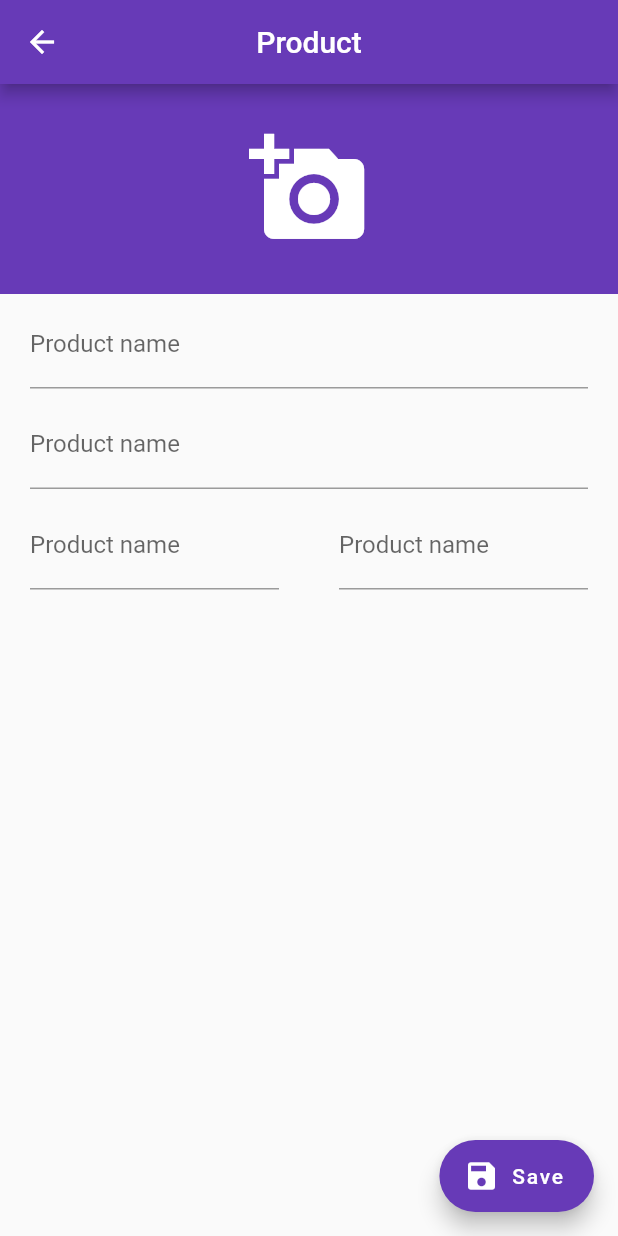
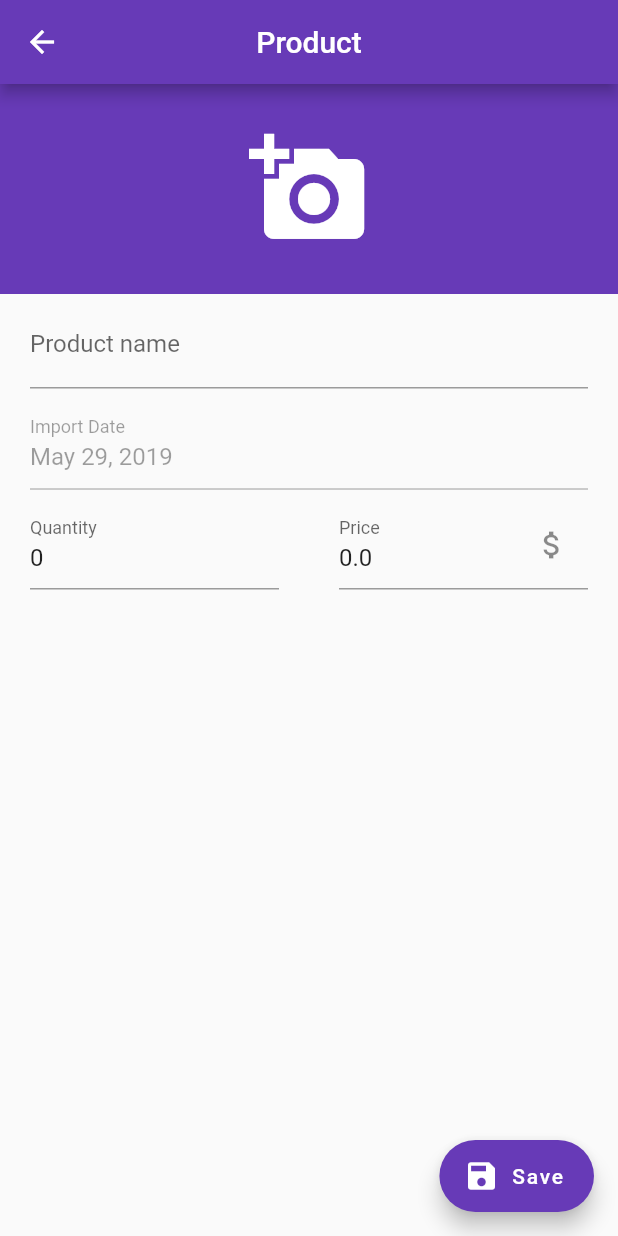
Before and after one commit to VathnaDev/order-app, a Flutter app: the ProductsPage screen opened directly, after a tap on the "add" icon, on a phone screen of 412 x 824 dp. Run offline on Flutter 3.47's test engine with Material 2 defaults, Android fonts, the phone set to English and light mode, and no system bars; our stand-ins replace image_picker, rxdart, sqflite; accounts and stored records are empty.

Commit message:
Added CRUD Product

```diff
--- /dev/null
+++ b/lib/src/bloc/product_bloc.dart
@@ -0,0 +1,42 @@
+import 'package:order_app/src/model/product.dart';
+import 'package:order_app/src/services/db_services.dart';
+import 'package:rxdart/rxdart.dart';
+
+class ProductBloc {
+  final _dbService = DbService();
+
+  ProductBloc() {
+    fetchProductFromDb();
+  }
+
+  void fetchProductFromDb() async {
+    final pro = await _dbService.getAllProducts();
+    _products.sink.add(pro);
+  }
+
+  final _products = ReplaySubject<List<Product>>();
+
+  Stream<List<Product>> get products => _products.stream;
+
+  Future<int> createProduct(Product product) async {
+    final id = await _dbService.insertProduct(product);
+    fetchProductFromDb();
+    return id;
+  }
+
+  Future<int> updateProduct(Product product) async {
+    final id = await _dbService.updateProduct(product);
+    fetchProductFromDb();
+    return id;
+  }
+
+  Future<int> deleteProduct(Product product) async {
+    final id = await _dbService.deleteProduct(product.id);
+    fetchProductFromDb();
+    return id;
+  }
+
+  void dispose() {
+    _products.close();
+  }
+}
--- a/lib/src/pages/product/product_form_page.dart
+++ b/lib/src/pages/product/product_form_page.dart
@@ -1,12 +1,44 @@
+import 'dart:io';
+
 import 'package:flutter/material.dart';
+import 'package:order_app/src/bloc/product_bloc.dart';
+import 'package:order_app/src/model/product.dart';
+import 'package:order_app/src/utils.dart';
+import 'package:image_picker/image_picker.dart';
+import 'package:path_provider/path_provider.dart';
 
 class ProductFormPage extends StatefulWidget {
+  final Product product;
+
+  const ProductFormPage({
+    Key key,
+    @required this.product,
+  }) : super(key: key);
+
   @override
   _ProductFormPageState createState() => _ProductFormPageState();
 }
 
 class _ProductFormPageState extends State<ProductFormPage> {
-  final GlobalKey _formKey = GlobalKey<FormState>();
+  final productBloc = ProductBloc();
+  final formKey = GlobalKey<FormState>();
+  final importDateController = TextEditingController();
+
+  DateTime importDate;
+  File productImage;
+
+  @override
+  void initState() {
+    super.initState();
+    if (widget.product.importedDate > 0) {
+      importDate =
+          DateTime.fromMillisecondsSinceEpoch(widget.product.importedDate);
+    } else
+      importDate = DateTime.now();
+    if (widget.product.image.isNotEmpty)
+      productImage = File.fromUri(Uri.parse(widget.product.image));
+    importDateController.text = formatDate(importDate);
+  }
 
   @override
   Widget build(BuildContext context) {
@@ -18,68 +50,99 @@ class _ProductFormPageState extends State<ProductFormPage> {
       ),
       body: SingleChildScrollView(
         child: Form(
-          key: _formKey,
+          key: formKey,
           child: Column(
-            mainAxisAlignment: MainAxisAlignment.start,
             crossAxisAlignment: CrossAxisAlignment.stretch,
             children: <Widget>[
               buildImagePicker(theme),
-              Container(
-                padding: EdgeInsets.symmetric(horizontal: 20, vertical: 4),
-                child: TextFormField(
-                  decoration: InputDecoration(labelText: "Product name"),
-                  validator: (val) {
-                    if (val.isEmpty) return "Product name is required";
-                  },
-                ),
-              ),
-              InkWell(
-                onTap: (){},
-                child: Container(
-                  padding: EdgeInsets.symmetric(horizontal: 20, vertical: 4),
-                  child: TextFormField(
-                    decoration: InputDecoration(labelText: "Product name"),
+              buildProductName(),
+              buildImportDate(),
+              buildPriceAndQty()
+            ],
           ),
         ),
       ),
-              Row(
+      floatingActionButton: FloatingActionButton.extended(
+        label: Text("Save"),
+        onPressed: () async {
+          final isValid = formKey.currentState.validate();
+          widget.product.image = productImage.path;
+          if (isValid) {
+            int newId = 0;
+            if (widget.product.id == null)
+              newId = await productBloc.createProduct(widget.product);
+            else
+              newId = await productBloc.updateProduct(widget.product);
+            if (newId > 0) Navigator.of(context).pop();
+          }
+        },
+        icon: Icon(Icons.save),
+      ),
+    );
+  }
+
+  Row buildPriceAndQty() {
+    return Row(
       mainAxisAlignment: MainAxisAlignment.spaceAround,
       crossAxisAlignment: CrossAxisAlignment.start,
       children: <Widget>[
         Expanded(
           child: Container(
-                      padding:
-                          EdgeInsets.symmetric(horizontal: 20, vertical: 4),
+            padding: EdgeInsets.symmetric(horizontal: 20, vertical: 4),
             child: TextFormField(
-                        decoration: InputDecoration(labelText: "Product name"),
+              initialValue: widget.product.quantity.toString(),
+              keyboardType: TextInputType.number,
+              decoration: InputDecoration(labelText: "Quantity"),
               validator: (val) {
-                          if (val.isEmpty) return "Product name is required";
+                if (val.isEmpty) return "Product quantity is required";
+                widget.product.quantity = int.parse(val);
               },
             ),
           ),
         ),
         Expanded(
           child: Container(
-                      padding:
-                          EdgeInsets.symmetric(horizontal: 20, vertical: 4),
+            padding: EdgeInsets.symmetric(horizontal: 20, vertical: 4),
             child: TextFormField(
-                        decoration: InputDecoration(labelText: "Product name"),
+              initialValue: widget.product.price.toString(),
+              keyboardType: TextInputType.number,
+              decoration: InputDecoration(
+                  labelText: "Price", suffixIcon: Icon(Icons.attach_money)),
               validator: (val) {
-                          if (val.isEmpty) return "Product name is required";
+                if (val.isEmpty) return "Product price is required";
+                widget.product.price = double.parse(val);
               },
             ),
           ),
         ),
       ],
-              )
-            ],
+    );
+  }
+
+  InkWell buildImportDate() {
+    return InkWell(
+      onTap: _onDateClick,
+      child: Container(
+        padding: EdgeInsets.symmetric(horizontal: 20, vertical: 4),
+        child: TextFormField(
+          enabled: false,
+          decoration: InputDecoration(labelText: "Import Date"),
+          controller: importDateController,
         ),
       ),
-      ),
-      floatingActionButton: FloatingActionButton.extended(
-        label: Text("Save"),
-        onPressed: () {},
-        icon: Icon(Icons.save),
+    );
+  }
+
+  Container buildProductName() {
+    return Container(
+      padding: EdgeInsets.symmetric(horizontal: 20, vertical: 4),
+      child: TextFormField(
+        initialValue: widget.product.name,
+        decoration: InputDecoration(labelText: "Product name"),
+        validator: (val) {
+          if (val.isEmpty) return "Product name is required";
+          widget.product.name = val;
+        },
       ),
     );
   }
@@ -88,17 +151,44 @@ class _ProductFormPageState extends State<ProductFormPage> {
     return Material(
       color: theme.primaryColor,
       child: InkWell(
-        onTap: () {},
+        onTap: getImage,
         child: Container(
           width: double.infinity,
           height: 140,
-          child: Icon(
+          child: productImage == null
+              ? Icon(
                   Icons.add_a_photo,
                   color: Colors.white,
                   size: 80,
-          ),
+                )
+              : Image.file(productImage),
         ),
       ),
     );
   }
+
+  Future getImage() async {
+    var image = await ImagePicker.pickImage(source: ImageSource.gallery);
+    if (image != null) {
+      final dir = await getApplicationDocumentsDirectory();
+      final File newImage =
+          await image.copy('${dir.path}/${DateTime.now()}.png');
+      setState(() {
+        productImage = newImage;
+      });
     }
+  }
+
+  Future _onDateClick() async {
+    final selectedDate = await showDatePicker(
+        context: context,
+        initialDate: importDate,
+        firstDate: DateTime(2015, 8),
+        lastDate: DateTime(2101));
+    if (selectedDate != null)
+      setState(() {
+        importDate = selectedDate;
+        this.importDateController.text = formatDate(importDate);
+      });
+  }
+}
--- a/lib/src/pages/product/products_page.dart
+++ b/lib/src/pages/product/products_page.dart
@@ -1,7 +1,12 @@
 import 'package:flutter/material.dart';
+import 'package:order_app/src/bloc/product_bloc.dart';
+import 'package:order_app/src/model/product.dart';
 import 'package:order_app/src/pages/product/product_form_page.dart';
+import 'package:order_app/src/pages/product/product_grid_item.dart';
 
 class ProductsPage extends StatelessWidget {
+  final ProductBloc productBloc = ProductBloc();
+
   @override
   Widget build(BuildContext context) {
     return Scaffold(
@@ -9,11 +14,34 @@ class ProductsPage extends StatelessWidget {
         centerTitle: true,
         title: Text("Products"),
       ),
-      body: Container(),
+      body: StreamBuilder<List<Product>>(
+        stream: productBloc.products,
+        builder: (context, snapshot) {
+          if (!snapshot.hasData)
+            return Center(child: CircularProgressIndicator());
+
+          final products = snapshot.data;
+          return GridView.count(
+            padding: EdgeInsets.symmetric(horizontal: 16, vertical: 8),
+            crossAxisCount: 2,
+            children: <Widget>[
+              ...products.map((p) => ProductGridItem(
+                    product: p,
+                    productBloc: productBloc,
+                    key: UniqueKey(),
+                  ))
+            ],
+          );
+        },
+      ),
       floatingActionButton: FloatingActionButton(
         onPressed: () {
           Navigator.of(context).push(
-            MaterialPageRoute(builder: (_) => ProductFormPage()),
+            MaterialPageRoute(
+              builder: (_) => ProductFormPage(
+                    product: Product(),
+                  ),
+            ),
           );
         },
         child: Icon(Icons.add),
--- /dev/null
+++ b/lib/src/utils.dart
@@ -0,0 +1,5 @@
+import 'package:intl/intl.dart';
+
+String formatDate(DateTime date) {
+  return DateFormat.yMMMd().format(date);
+}
--- a/pubspec.yaml
+++ b/pubspec.yaml
@@ -14,7 +14,7 @@ description: A new Flutter project.
 version: 1.0.0+1
 
 environment:
-  sdk: ">=2.1.0 <3.0.0"
+  sdk: ">=2.2.2 <3.0.0"
 
 dependencies:
   flutter:
@@ -22,6 +22,9 @@ dependencies:
   provider: ^2.0.1
   rxdart: ^0.22.0
   sqflite: ^1.1.5
+  intl: ^0.15.8
+  image_picker: ^0.6.0+8
+  path_provider: ^1.1.0
 
 
 
```
Also changed, not shown: lib/src/pages/product/product_grid_item.dart (added, +84 -0 lines), lib/src/services/db_services.dart (+54 -0 lines), pubspec.lock. Lines whose indentation alone changed are shown as unchanged.
